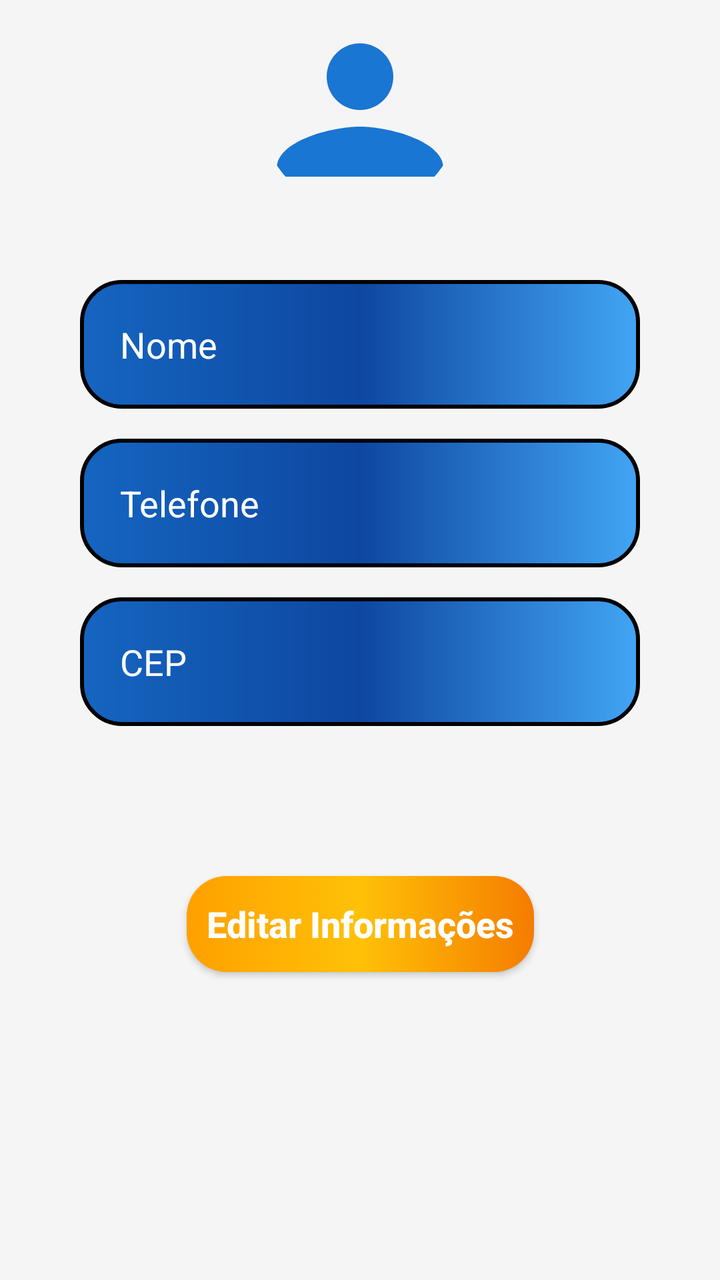
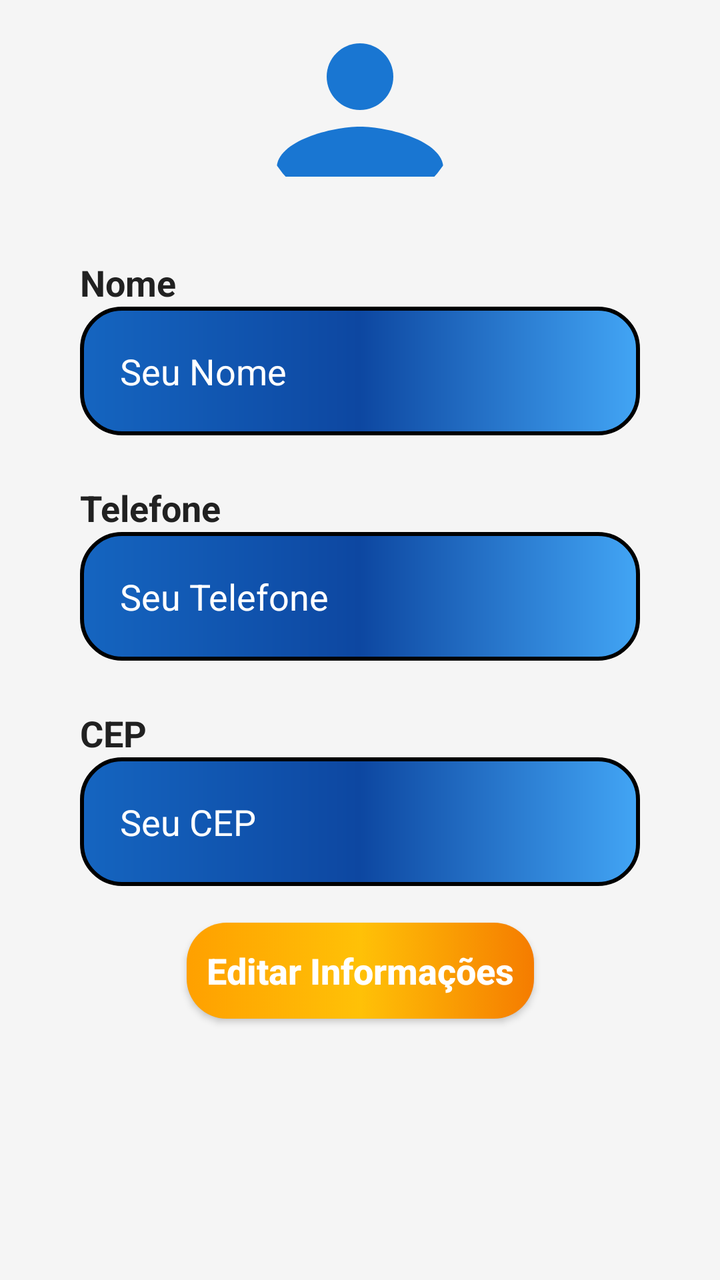

An Android layout rendered at two revisions. The XML below is the earlier revision; the diff shows what the commit changed to produce the second picture.
<!-- AndroidManifest.xml: application theme Theme.AppNegocios -->
<!-- res/layout/fragment_perfil_cliente.xml -->
<?xml version="1.0" encoding="utf-8"?>
<androidx.core.widget.NestedScrollView xmlns:android="http://schemas.android.com/apk/res/android"
    xmlns:tools="http://schemas.android.com/tools"
    android:layout_width="match_parent"
    android:layout_height="match_parent"
    android:fillViewport="true">

    <androidx.constraintlayout.widget.ConstraintLayout xmlns:android="http://schemas.android.com/apk/res/android"
        xmlns:app="http://schemas.android.com/apk/res-auto"
        xmlns:tools="http://schemas.android.com/tools"
        android:layout_width="match_parent"
        android:background="@drawable/backgroud"
        android:layout_height="match_parent"
        tools:context=".ui.perfilCliente.PerfilClienteFragment">

        <com.google.android.material.imageview.ShapeableImageView
            android:id="@+id/iconUser"
            android:layout_width="100dp"
            android:layout_height="100dp"
            android:layout_margin="5dp"
            android:clickable="false"
            android:src="@drawable/ic_perfil"
            app:layout_constraintEnd_toEndOf="parent"
            app:layout_constraintStart_toStartOf="parent"
            app:layout_constraintTop_toTopOf="parent"
            app:shapeAppearanceOverlay="@style/RoundedImage" />

        <TextView
            android:id="@+id/text_alterFoto"
            android:layout_width="wrap_content"
            android:layout_height="wrap_content"
            android:layout_marginTop="5dp"
            android:text="Alterar foto de perfil"
            android:textColor="@color/blue_light"
            android:textSize="15sp"
            android:textStyle="bold"
            android:visibility="gone"
            app:layout_constraintEnd_toEndOf="parent"
            app:layout_constraintStart_toStartOf="parent"
            app:layout_constraintTop_toBottomOf="@+id/iconUser"

            />

        <EditText
            android:id="@+id/edit_nome"
            style="@style/edit_text"
            android:layout_marginTop="35dp"
            android:enabled="false"
            android:hint="Nome"
            android:inputType="text"
            android:textColor="@color/white"
            android:textColorHint="@color/white"
            app:layout_constraintEnd_toEndOf="parent"
            app:layout_constraintStart_toStartOf="parent"
            app:layout_constraintTop_toBottomOf="@+id/iconUser" />

        <EditText
            android:id="@+id/edit_telefone"
            style="@style/edit_text"
            android:enabled="false"
            android:hint="Telefone"
            android:maxLines="6"
            android:textColor="@color/white"
            android:textColorHint="@color/white"
            app:layout_constraintEnd_toEndOf="parent"
            app:layout_constraintStart_toStartOf="parent"
            app:layout_constraintTop_toBottomOf="@+id/edit_nome" />

        <EditText
            android:id="@+id/edit_cep"
            style="@style/edit_text"
            android:enabled="false"
            android:hint="CEP"
            android:maxLines="6"
            android:textColor="@color/white"
            android:textColorHint="@color/white"
            app:layout_constraintEnd_toEndOf="parent"
            app:layout_constraintStart_toStartOf="parent"
            app:layout_constraintTop_toBottomOf="@+id/edit_telefone" />


        <androidx.appcompat.widget.AppCompatButton
            android:id="@+id/bt_editar"
            style="@style/mediumButton"
            android:text="Editar Informações"
            android:visibility="visible"
            app:layout_constraintBottom_toBottomOf="parent"
            app:layout_constraintEnd_toEndOf="parent"
            app:layout_constraintStart_toStartOf="parent"
            app:layout_constraintTop_toBottomOf="@+id/edit_telefone" />

        <androidx.appcompat.widget.AppCompatButton
            android:id="@+id/bt_salvar"
            style="@style/mediumButton"
            android:layout_marginEnd="80dp"
            android:text="Salvar"
            android:visibility="gone"
            app:layout_constraintBottom_toBottomOf="parent"
            app:layout_constraintEnd_toEndOf="parent"
            app:layout_constraintTop_toBottomOf="@+id/edit_telefone" />

        <androidx.appcompat.widget.AppCompatButton
            android:id="@+id/bt_cancelar"
            style="@style/lightButton"
            android:layout_marginStart="80dp"
            android:background="@drawable/light_button_selector"
            android:text="Cancelar"
            android:visibility="gone"
            app:layout_constraintBottom_toBottomOf="parent"
            app:layout_constraintStart_toStartOf="parent"
            app:layout_constraintTop_toBottomOf="@+id/edit_telefone" />

    </androidx.constraintlayout.widget.ConstraintLayout>
</androidx.core.widget.NestedScrollView>
<!-- resources referenced by this layout -->
<resources>
  <color name="blue_light">#42A5F5</color>
  <color name="white">#FFFFFFFF</color>
  <!-- drawable backgroud (drawable) -->
  <?xml version="1.0" encoding="utf-8"?>
  <shape xmlns:android="http://schemas.android.com/apk/res/android">
      
      <solid android:color="@color/gray_light"/>
  </shape>
  <!-- drawable light_button_selector (drawable) -->
  <?xml version="1.0" encoding="utf-8"?>
  <selector xmlns:android="http://schemas.android.com/apk/res/android">
  
      
      <item android:state_pressed="true" android:drawable="@drawable/light_button_press" />
  
      
      <item android:drawable="@drawable/light_button" />
  
  </selector>
  <style name="RoundedImage" parent="">
          <item name="cornerFamily">rounded</item>
          <item name="cornerSize">50%</item>
      </style>
  <style name="Theme.AppNegocios" parent="Base.Theme.AppNegocios" />
  <color name="gray_light">#F5F5F5</color>
  <!-- drawable light_button_press (drawable) -->
  <?xml version="1.0" encoding="utf-8"?>
  <shape xmlns:android="http://schemas.android.com/apk/res/android">
  
      <corners android:radius="12dp" />
  
      <stroke
          android:width="1dp"
          android:color="#AAAAAA" />
  
      <gradient
          android:startColor="#E0E0E0"
          android:endColor="#D0D0D0"
          android:angle="270" />
  </shape>
  <!-- drawable light_button (drawable) -->
  <?xml version="1.0" encoding="utf-8"?>
  <shape xmlns:android="http://schemas.android.com/apk/res/android">
  
      <corners android:radius="12dp" />
  
      <stroke
          android:width="1dp"
          android:color="#CCCCCC" />
  
      <gradient
          android:startColor="#FDFDFD"
          android:endColor="#EDEDED"
          android:angle="270" />
  </shape>
  <!-- drawable edit_text (drawable) -->
  <?xml version="1.0" encoding="utf-8"?>
  <shape xmlns:android="http://schemas.android.com/apk/res/android">
  
      <gradient
          android:startColor="@color/primaryBlue"
          android:centerColor="@color/deepBlue"
          android:endColor="@color/blue_light"
          android:angle="0"
          />
      <corners android:radius="20dp"/>
      <stroke android:color="@color/black" android:width="2dp"/>
  
  </shape>
  <color name="dark_gray">#212121</color>
  <!-- drawable button_selector (drawable) -->
  <?xml version="1.0" encoding="utf-8"?>
  <selector xmlns:android="http://schemas.android.com/apk/res/android">
      <item android:drawable="@drawable/button_pressed" android:state_pressed="true" />
      <item android:drawable="@drawable/button" />
  </selector>
  <style name="Base.Theme.AppNegocios" parent="Theme.Material3.DayNight.NoActionBar">
          
          <item name="colorPrimary">@color/deepBlue</item>
      </style>
  <color name="primaryBlue">#1565C0</color>
  <color name="deepBlue">#0D47A1</color>
  <color name="black">#FF000000</color>
  <!-- drawable button_pressed (drawable) -->
  <?xml version="1.0" encoding="utf-8"?>
  <shape xmlns:android="http://schemas.android.com/apk/res/android">
      <corners android:radius="20dp" />
      <solid android:color="#daa520" /> 
  </shape>
  <!-- drawable button (drawable) -->
  <?xml version="1.0" encoding="utf-8"?>
  <shape xmlns:android="http://schemas.android.com/apk/res/android">
  
      <corners android:radius="20dp"/>
      <gradient
          android:startColor="@color/orangeAccent"
          android:centerColor="@color/yellowAccent"
          android:endColor="@color/amber"
          android:angle="180"
          />
  
  </shape>
  <color name="orangeAccent">#F57C00</color>
  <color name="yellowAccent">#FFC107</color>
  <color name="amber">#FFA000</color>
  <!-- unchanged entries left out for length: 4 -->
</resources>

<!-- the commit's change to res/layout/fragment_perfil_cliente.xml (unified diff, before → after) -->
@@ -9,8 +9,8 @@
         xmlns:app="http://schemas.android.com/apk/res-auto"
         xmlns:tools="http://schemas.android.com/tools"
         android:layout_width="match_parent"
+        android:layout_height="match_parent"
         android:background="@drawable/backgroud"
-        android:layout_height="match_parent"
         tools:context=".ui.perfilCliente.PerfilClienteFragment">
 
         <com.google.android.material.imageview.ShapeableImageView
@@ -41,42 +41,85 @@
 
             />
 
+        <TextView
+            android:id="@+id/text_nome"
+            android:layout_width="wrap_content"
+            android:layout_height="wrap_content"
+            android:layout_marginStart="40dp"
+            android:layout_marginTop="24dp"
+            android:text="Nome"
+            android:textColor="@color/dark_gray"
+            android:textSize="18sp"
+            android:textStyle="bold"
+            app:layout_constraintStart_toStartOf="parent"
+            app:layout_constraintTop_toBottomOf="@+id/iconUser" />
+
         <EditText
             android:id="@+id/edit_nome"
             style="@style/edit_text"
-            android:layout_marginTop="35dp"
+            android:layout_marginTop="-dp"
             android:enabled="false"
-            android:hint="Nome"
+            android:hint="Seu Nome"
             android:inputType="text"
             android:textColor="@color/white"
             android:textColorHint="@color/white"
             app:layout_constraintEnd_toEndOf="parent"
             app:layout_constraintStart_toStartOf="parent"
-            app:layout_constraintTop_toBottomOf="@+id/iconUser" />
+            app:layout_constraintTop_toBottomOf="@+id/text_nome" />
+
+        
+        <TextView
+            android:id="@+id/text_tell"
+            android:layout_width="wrap_content"
+            android:layout_height="wrap_content"
+            android:layout_marginStart="40dp"
+            android:layout_marginTop="24dp"
+            android:text="Telefone"
+            android:textColor="@color/dark_gray"
+            android:textSize="18sp"
+            android:textStyle="bold"
+            app:layout_constraintStart_toStartOf="parent"
+            app:layout_constraintTop_toBottomOf="@id/edit_nome" />
 
         <EditText
             android:id="@+id/edit_telefone"
             style="@style/edit_text"
+            android:layout_marginTop="-dp"
             android:enabled="false"
-            android:hint="Telefone"
-            android:maxLines="6"
+            android:hint="Seu Telefone"
+            android:inputType="phone"
             android:textColor="@color/white"
             android:textColorHint="@color/white"
             app:layout_constraintEnd_toEndOf="parent"
             app:layout_constraintStart_toStartOf="parent"
-            app:layout_constraintTop_toBottomOf="@+id/edit_nome" />
+            app:layout_constraintTop_toBottomOf="@+id/text_tell" />
+
+        
+        <TextView
+            android:id="@+id/text_cep"
+            android:layout_width="wrap_content"
+            android:layout_height="wrap_content"
+            android:layout_marginStart="40dp"
+            android:layout_marginTop="24dp"
+            android:text="CEP"
+            android:textColor="@color/dark_gray"
+            android:textSize="18sp"
+            android:textStyle="bold"
+            app:layout_constraintStart_toStartOf="parent"
+            app:layout_constraintTop_toBottomOf="@id/edit_telefone" />
 
         <EditText
             android:id="@+id/edit_cep"
             style="@style/edit_text"
+            android:layout_marginTop="-dp"
             android:enabled="false"
-            android:hint="CEP"
-            android:maxLines="6"
+            android:hint="Seu CEP"
+            android:inputType="textPostalAddress"
             android:textColor="@color/white"
             android:textColorHint="@color/white"
             app:layout_constraintEnd_toEndOf="parent"
             app:layout_constraintStart_toStartOf="parent"
-            app:layout_constraintTop_toBottomOf="@+id/edit_telefone" />
+            app:layout_constraintTop_toBottomOf="@+id/text_cep" />
 
 
         <androidx.appcompat.widget.AppCompatButton
